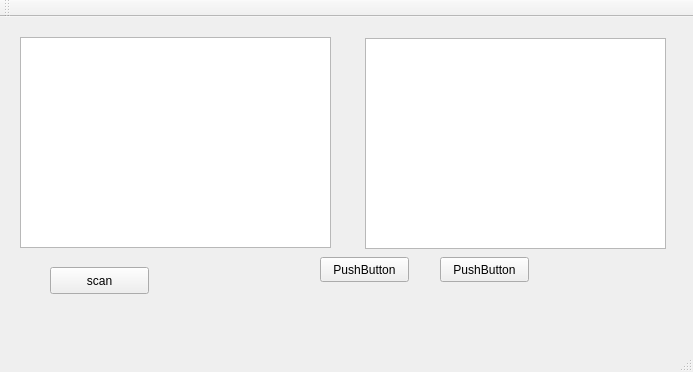
Qt form mainwindow.ui (MohamedA-M-Hassan/tiny-language-scanner-Compilers-using-QT) before a commit.
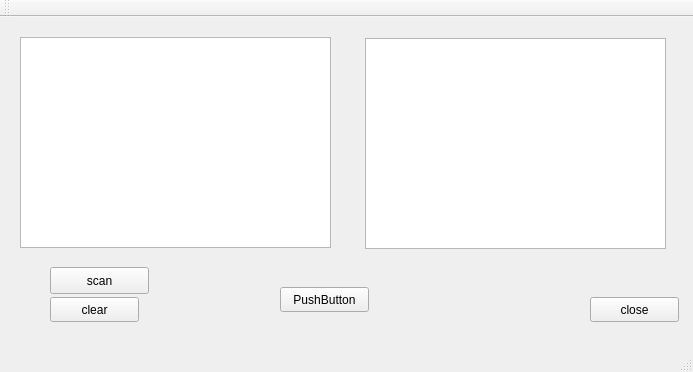
The same form after that commit.

Commit message: add close & clear buttons

Patch:
```diff
--- a/mainwindow.ui
+++ b/mainwindow.ui
@@ -47,24 +47,24 @@
      </rect>
     </property>
    </widget>
-   <widget class="QPushButton" name="pushButton_2">
-    <property name="geometry">
-     <rect>
-      <x>320</x>
-      <y>240</y>
-      <width>89</width>
-      <height>25</height>
-     </rect>
-    </property>
-    <property name="text">
-     <string>PushButton</string>
-    </property>
-   </widget>
    <widget class="QPushButton" name="pushButton_3">
     <property name="geometry">
      <rect>
-      <x>440</x>
-      <y>240</y>
+      <x>590</x>
+      <y>280</y>
+      <width>89</width>
+      <height>25</height>
+     </rect>
+    </property>
+    <property name="text">
+     <string>close</string>
+    </property>
+   </widget>
+   <widget class="QPushButton" name="pushButton_2">
+    <property name="geometry">
+     <rect>
+      <x>280</x>
+      <y>270</y>
       <width>89</width>
       <height>25</height>
      </rect>
@@ -73,6 +73,19 @@
      <string>PushButton</string>
     </property>
    </widget>
+   <widget class="QPushButton" name="pushButton_4">
+    <property name="geometry">
+     <rect>
+      <x>50</x>
+      <y>280</y>
+      <width>89</width>
+      <height>25</height>
+     </rect>
+    </property>
+    <property name="text">
+     <string>clear</string>
+    </property>
+   </widget>
   </widget>
   <widget class="QMenuBar" name="menuBar">
    <property name="geometry">
```
The commit also changes 2 other files.
